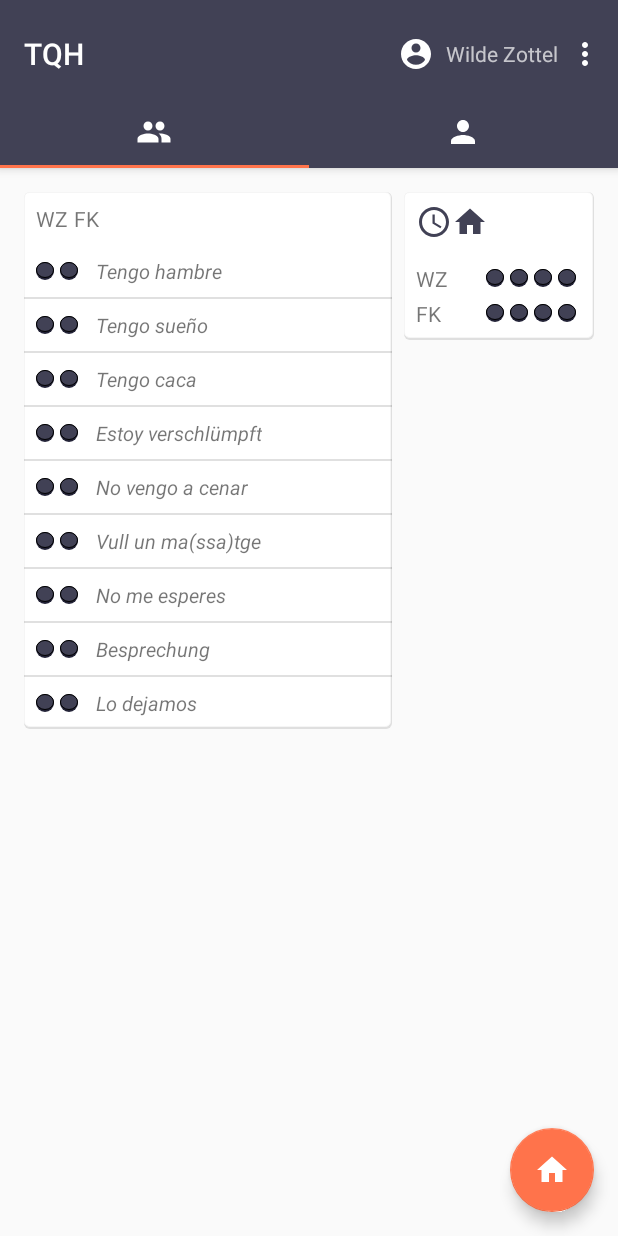
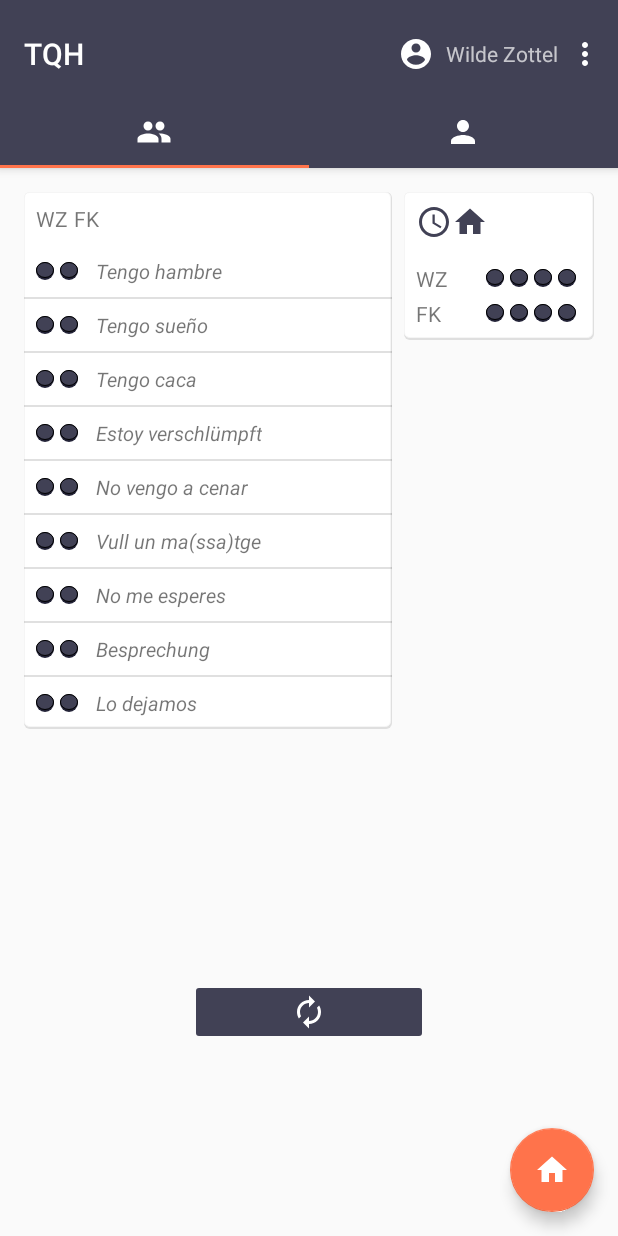
Before and after one commit to farrutapps/tqh, an Android app: the screen it shows after launch (MainActivity), on a phone screen of 412 x 824 dp. Run offline under Robolectric (Android 15) with nearby library versions, the phone set to English and light mode, and no system bars.

Commit message:
client_android_app: Getting data from server correctly. BUG parsing the JSON data

```diff
--- a/Client/tqhApp/app/build.gradle
+++ b/Client/tqhApp/app/build.gradle
@@ -24,4 +24,5 @@ dependencies {
     testCompile 'junit:junit:4.12'
     compile 'com.android.support:appcompat-v7:23.2.1'
     compile 'com.android.support:design:23.2.1'
+    compile 'com.google.code.gson:gson:2.8.1'
 }
--- a/Client/tqhApp/app/src/main/java/com/farrutaps/tqhapp/model/Options.java
+++ b/Client/tqhApp/app/src/main/java/com/farrutaps/tqhapp/model/Options.java
@@ -25,10 +25,4 @@ public enum Options {
     public String getTitle() {
         return title;
     }
-
-    public Options getRandom() {
-        Random r = new Random();
-        int index = r.nextInt(Options.values().length);
-        return Options.values()[index];
-    }
 }
--- a/Client/tqhApp/app/src/main/java/com/farrutaps/tqhapp/model/Status.java
+++ b/Client/tqhApp/app/src/main/java/com/farrutaps/tqhapp/model/Status.java
@@ -1,6 +1,7 @@
 package com.farrutaps.tqhapp.model;
 
 import java.util.HashMap;
+import java.util.List;
 import java.util.Map;
 
 public class Status {
@@ -17,6 +18,11 @@ public class Status {
         return statusInfoMap;
     }
 
+    public void setStatusInfoMap(List<Boolean> ledStates) {
+        for(int i=0; i<Options.values().length; i++)
+            setOnToOption(Options.values()[i], ledStates.get(i));
+    }
+
     public boolean getOnFromOption(Options op) {
         return statusInfoMap.get(op);
     }
--- a/Client/tqhApp/app/src/main/java/com/farrutaps/tqhapp/view/MainActivity.java
+++ b/Client/tqhApp/app/src/main/java/com/farrutaps/tqhapp/view/MainActivity.java
@@ -1,6 +1,5 @@
 package com.farrutaps.tqhapp.view;
 
-import android.content.Context;
 import android.support.design.widget.TabLayout;
 import android.support.design.widget.FloatingActionButton;
 import android.support.v7.app.AppCompatActivity;
@@ -40,26 +39,24 @@ public class MainActivity extends AppCompatActivity implements NumberPicker.OnVa
     private Toolbar toolbar;
     private TabLayout tabLayout;
     private int[] tabLayoutIcons = {R.drawable.ic_people, R.drawable.ic_person};
-    private FloatingActionButton fab;
+    private FloatingActionButton fabBackHome;
     private TextView username;
 
     /* Main Fragment Resources */
     private static ListView lvStatus;
     private static StatusAdapter lvStatusAdapter;
-    private static ImageView ledWZ1, ledWZ2, ledWZ4, ledWZ8, ledFK1, ledFK2, ledFK4, ledFK8;
+    private static ImageView ledu01, ledu02, ledu04, ledu08, ledu11, ledu12, ledu14, ledu18;
+    private static ImageButton ibRefresh;
 
     /* User Fragment Resources */
     private static ListView lvMyStatus;
     private static MyStatusAdapter lvMyStatusAdapter;
     private static ImageButton ibPublish;
 
-    private Context mContext;
-
     @Override
     protected void onCreate(Bundle savedInstanceState) {
         super.onCreate(savedInstanceState);
         setContentView(R.layout.activity_main);
-        this.mContext = this;
 
         new Controller(this);
         // TODO delete test
@@ -76,7 +73,7 @@ public class MainActivity extends AppCompatActivity implements NumberPicker.OnVa
         toolbar = (Toolbar) findViewById(R.id.toolbar);
         mViewPager = (ViewPager) findViewById(R.id.container);
         tabLayout = (TabLayout) findViewById(R.id.tabs);
-        fab = (FloatingActionButton) findViewById(R.id.fab);
+        fabBackHome = (FloatingActionButton) findViewById(R.id.fab_back_home);
         username = (TextView) findViewById(R.id.action_username);
     }
 
@@ -97,11 +94,10 @@ public class MainActivity extends AppCompatActivity implements NumberPicker.OnVa
         }
 
         /* FloatingActionButton */
-        fab.setOnClickListener(new View.OnClickListener() {
+        fabBackHome.setOnClickListener(new View.OnClickListener() {
             @Override
             public void onClick(View view) {
                 showNumberPicker(view);
-
             }
         });
 
@@ -144,8 +140,8 @@ public class MainActivity extends AppCompatActivity implements NumberPicker.OnVa
         // Save the time value and send it to the server
         try {
             Controller.setBackHome(numberPicker.getValue());
-            Controller.sendDataToEsteful();
-            this.refreshBackHomeLeds();
+            Controller.sendPost();
+            refreshBackHomeLeds();
             Toast.makeText(this, msg, Toast.LENGTH_SHORT).show();
         } catch (Exception e) {
             Toast.makeText(this, getResources().getString(R.string.any_error), Toast.LENGTH_SHORT).show();
@@ -158,7 +154,7 @@ public class MainActivity extends AppCompatActivity implements NumberPicker.OnVa
         dialog.show(getSupportFragmentManager(), Parameters.TIME_PICKER.name());
     }
 
-    public void refreshBackHomeLeds() {
+    public static void refreshBackHomeLeds() {
         try {
             // TODO refresh only master or both?
             ImageView[] leds;
@@ -232,27 +228,52 @@ public class MainActivity extends AppCompatActivity implements NumberPicker.OnVa
         }
 
         /*** MAIN FRAGMENT ***/
-        public void setMainFragment() {
+        private void setMainFragment() {
             initMainResources();
             setMainResources();
         }
 
-        public void initMainResources() {
+        private void initMainResources() {
             // ListView with Status Options for both users
             lvStatus = (ListView) rootView.findViewById(R.id.lv_status);
 
             // Back Home LEDs
-            ledWZ1 = (ImageView) rootView.findViewById(R.id.led_wz_1);
-            ledWZ2 = (ImageView) rootView.findViewById(R.id.led_wz_2);
-            ledWZ4 = (ImageView) rootView.findViewById(R.id.led_wz_4);
-            ledWZ8 = (ImageView) rootView.findViewById(R.id.led_wz_8);
-            ledsUser0 = new ImageView[] {ledWZ8, ledWZ4, ledWZ2, ledWZ1};
+            ledu01 = (ImageView) rootView.findViewById(R.id.led_u0_1);
+            ledu02 = (ImageView) rootView.findViewById(R.id.led_u0_2);
+            ledu04 = (ImageView) rootView.findViewById(R.id.led_u0_4);
+            ledu08 = (ImageView) rootView.findViewById(R.id.led_u0_8);
+            ledsUser0 = new ImageView[] {ledu08, ledu04, ledu02, ledu01};
 
-            ledFK1 = (ImageView) rootView.findViewById(R.id.led_fk_1);
-            ledFK2 = (ImageView) rootView.findViewById(R.id.led_fk_2);
-            ledFK4 = (ImageView) rootView.findViewById(R.id.led_fk_4);
-            ledFK8 = (ImageView) rootView.findViewById(R.id.led_fk_8);
-            ledsUser1 = new ImageView[] {ledFK8, ledFK4, ledFK2, ledFK1};
+            ledu11 = (ImageView) rootView.findViewById(R.id.led_u1_1);
+            ledu12 = (ImageView) rootView.findViewById(R.id.led_u1_2);
+            ledu14 = (ImageView) rootView.findViewById(R.id.led_u1_4);
+            ledu18 = (ImageView) rootView.findViewById(R.id.led_u1_8);
+            ledsUser1 = new ImageView[] {ledu18, ledu14, ledu12, ledu11};
+
+            // Refresh ImageButton
+            ibRefresh = (ImageButton) rootView.findViewById(R.id.ib_refresh);
+        }
+
+        private void setMainResources() {
+            /* ListView */
+            try {
+                lvStatusAdapter = new StatusAdapter(rootView.getContext(), Controller.getOptions(), Controller.getUsers());
+                lvStatus.setAdapter(lvStatusAdapter);
+                Controller.setMainAdapter(lvStatusAdapter);
+            } catch (Exception e) {}
+
+            /* LEDs */
+            refreshBackHomeLeds();
+
+            /* ImageButton */
+            ibRefresh.setOnClickListener(new View.OnClickListener() {
+                @Override
+                public void onClick(View v) {
+                    try {
+                        Controller.sendGet();
+                    } catch (Exception e) {}
+                }
+            });
         }
 
         public static ImageView[] getLedsUser0() {
@@ -266,46 +287,6 @@ public class MainActivity extends AppCompatActivity implements NumberPicker.OnVa
         public static View getRootView() {
             return rootView;
         }
-
-        public void setMainResources() {
-            /* ListView */
-            try {
-                lvStatusAdapter = new StatusAdapter(rootView.getContext(), Controller.getOptions(), Controller.getUsers());
-                lvStatus.setAdapter(lvStatusAdapter);
-            } catch (Exception e) {}
-
-            /* LEDs */
-            //setBackHomeLeds(rootView);
-        }
-
-        /*private static void setUserBackHomeLeds(User user, ImageView[] leds, View rootView) {
-            // Get the decimal hour in binary base with 4 digits
-            String binStr = Integer.toBinaryString(user.getBackHome());
-            while (binStr.length() < 4) {
-                binStr = "0" + binStr;
-            }
-
-            // Turn the LEDs on or off depending on the binary result
-            for(int i = 0; i < binStr.length(); i++) {
-                if (binStr.charAt(i) == '1')
-                    leds[i].setBackground(rootView.getResources().getDrawable(R.drawable.led_on));
-                else
-                    leds[i].setBackground(rootView.getResources().getDrawable(R.drawable.led_off));
-            }
-        }*/
-
-        /*public static void setBackHomeLeds(View rootView){
-            ImageView[] ledsWZ = {ledWZ8, ledWZ4, ledWZ2, ledWZ1};
-            try {
-                setUserBackHomeLeds(Controller.getUsers().get(0), ledsWZ, rootView);
-            } catch (Exception e) {}
-
-            ImageView[] ledsFK = {ledFK8, ledFK4, ledFK2, ledFK1};
-            try {
-                setUserBackHomeLeds(Controller.getUsers().get(1), ledsFK, rootView);
-            } catch (Exception e) {}
-        }*/
-
 
         /*** USER FRAGMENT ***/
         private void setUserFragment() {
@@ -331,7 +312,8 @@ public class MainActivity extends AppCompatActivity implements NumberPicker.OnVa
                 public void onClick(View view) {
                     String msg;
                     try {
-                        msg = Controller.sendDataToEsteful();
+                        Controller.sendPost();
+                        msg = getResources().getString(R.string.sent_status);
                         lvStatusAdapter.notifyDataSetChanged();
                     } catch (Exception e) {
                         msg = getResources().getString(R.string.any_error);
--- /dev/null
+++ b/Client/tqhApp/app/src/main/res/drawable/ic_refresh.xml
@@ -0,0 +1,9 @@
+<vector xmlns:android="http://schemas.android.com/apk/res/android"
+    android:width="24dp"
+    android:height="24dp"
+    android:viewportWidth="24.0"
+    android:viewportHeight="24.0">
+    <path
+        android:fillColor="@android:color/white"
+        android:pathData="M12,6v3l4,-4 -4,-4v3c-4.42,0 -8,3.58 -8,8 0,1.57 0.46,3.03 1.24,4.26L6.7,14.8c-0.45,-0.83 -0.7,-1.79 -0.7,-2.8 0,-3.31 2.69,-6 6,-6zM18.76,7.74L17.3,9.2c0.44,0.84 0.7,1.79 0.7,2.8 0,3.31 -2.69,6 -6,6v-3l-4,4 4,4v-3c4.42,0 8,-3.58 8,-8 0,-1.57 -0.46,-3.03 -1.24,-4.26z"/>
+</vector>
--- a/Client/tqhApp/app/src/main/res/layout/activity_main.xml
+++ b/Client/tqhApp/app/src/main/res/layout/activity_main.xml
@@ -58,7 +58,7 @@
         app:layout_behavior="@string/appbar_scrolling_view_behavior" />
 
     <android.support.design.widget.FloatingActionButton
-        android:id="@+id/fab"
+        android:id="@+id/fab_back_home"
         android:layout_width="wrap_content"
         android:layout_height="wrap_content"
         android:layout_gravity="end|bottom"
--- a/Client/tqhApp/app/src/main/res/layout/fragment_main.xml
+++ b/Client/tqhApp/app/src/main/res/layout/fragment_main.xml
@@ -30,12 +30,12 @@
                     android:layout_width="wrap_content"
                     android:layout_height="wrap_content"
                     android:layout_marginRight="@dimen/led_dist"
-                    android:text="@string/wz" />
+                    android:text="@string/u0" />
 
                 <TextView
                     android:layout_width="wrap_content"
                     android:layout_height="wrap_content"
-                    android:text="@string/fk" />
+                    android:text="@string/u1" />
             </LinearLayout>
 
             <ListView
@@ -88,28 +88,28 @@
                         android:layout_width="wrap_content"
                         android:layout_height="wrap_content"
                         android:layout_weight="1"
-                        android:text="@string/wz" />
+                        android:text="@string/u0" />
 
                     <ImageView
-                        android:id="@+id/led_wz_8"
+                        android:id="@+id/led_u0_8"
                         style="@style/led"
                         android:layout_width="@dimen/led_diam"
                         android:layout_height="@dimen/led_diam" />
 
                     <ImageView
-                        android:id="@+id/led_wz_4"
+                        android:id="@+id/led_u0_4"
                         style="@style/led"
                         android:layout_width="@dimen/led_diam"
                         android:layout_height="@dimen/led_diam" />
 
                     <ImageView
-                        android:id="@+id/led_wz_2"
+                        android:id="@+id/led_u0_2"
                         style="@style/led"
                         android:layout_width="@dimen/led_diam"
                         android:layout_height="@dimen/led_diam" />
 
                     <ImageView
-                        android:id="@+id/led_wz_1"
+                        android:id="@+id/led_u0_1"
                         style="@style/led"
                         android:layout_width="@dimen/led_diam"
                         android:layout_height="@dimen/led_diam" />
@@ -126,28 +126,28 @@
                         android:layout_width="wrap_content"
                         android:layout_height="wrap_content"
                         android:layout_weight="1"
-                        android:text="@string/fk" />
+                        android:text="@string/u1" />
 
                     <ImageView
-                        android:id="@+id/led_fk_8"
+                        android:id="@+id/led_u1_8"
                         style="@style/led"
                         android:layout_width="@dimen/led_diam"
                         android:layout_height="@dimen/led_diam" />
 
                     <ImageView
-                        android:id="@+id/led_fk_4"
+                        android:id="@+id/led_u1_4"
                         style="@style/led"
                         android:layout_width="@dimen/led_diam"
                         android:layout_height="@dimen/led_diam" />
 
                     <ImageView
-                        android:id="@+id/led_fk_2"
+                        android:id="@+id/led_u1_2"
                         style="@style/led"
                         android:layout_width="@dimen/led_diam"
                         android:layout_height="@dimen/led_diam" />
 
                     <ImageView
-                        android:id="@+id/led_fk_1"
+                        android:id="@+id/led_u1_1"
                         style="@style/led"
                         android:layout_width="@dimen/led_diam"
                         android:layout_height="@dimen/led_diam" />
@@ -156,4 +156,21 @@
         </LinearLayout>
     </LinearLayout>
 
+    <LinearLayout
+        android:layout_width="match_parent"
+        android:layout_height="match_parent"
+        android:gravity="center"
+        android:orientation="horizontal"
+        android:weightSum="3">
+
+        <ImageButton
+            android:id="@+id/ib_refresh"
+            android:layout_width="wrap_content"
+            android:layout_height="wrap_content"
+            android:layout_weight="1"
+            android:backgroundTint="@color/colorPrimary"
+            android:src="@drawable/ic_refresh" />
+    </LinearLayout>
+
+
 </LinearLayout>
--- a/Client/tqhApp/app/src/main/res/values/strings.xml
+++ b/Client/tqhApp/app/src/main/res/values/strings.xml
@@ -6,13 +6,14 @@
 
     <string name="user0">Wilde Zottel</string>
     <string name="user1">Farrut Kätzle</string>
-    <string name="wz">WZ</string>
-    <string name="fk">FK</string>
+    <string name="u0">WZ</string>
+    <string name="u1">FK</string>
     <string name="my_status">My status</string>
 
     <string name="back_home">I\'ll be back home at ca. %1$d.</string>
     <string name="back_home_dk">Idk when I\'ll be back home.</string>
     <string name="any_error">"Error. Something went wrong."</string>
+    <string name="error_esteful_not_available">Esteful is sleeping. Try again later.</string>
 
     <string name="sent_status">Torul\'s status sent to Esteful.</string>
     <string name="received_status">Esteful got Torul\'s data.</string>
```
Also changed, not shown: Client/tqhApp/app/src/main/java/com/farrutaps/tqhapp/client/AsyncConnection.java (+6 -1 lines), Client/tqhApp/app/src/main/java/com/farrutaps/tqhapp/client/PayloadItem.java (added, +54 -0 lines), Client/tqhApp/app/src/main/java/com/farrutaps/tqhapp/client/WebServices.java (+7 -5 lines), Client/tqhApp/app/src/main/java/com/farrutaps/tqhapp/controller/Controller.java (+40 -15 lines).
